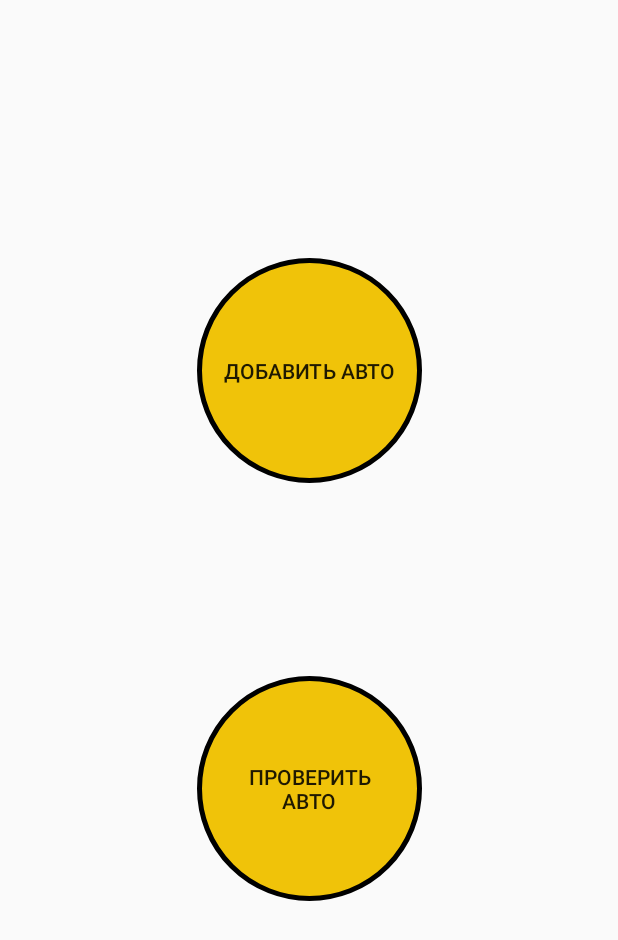
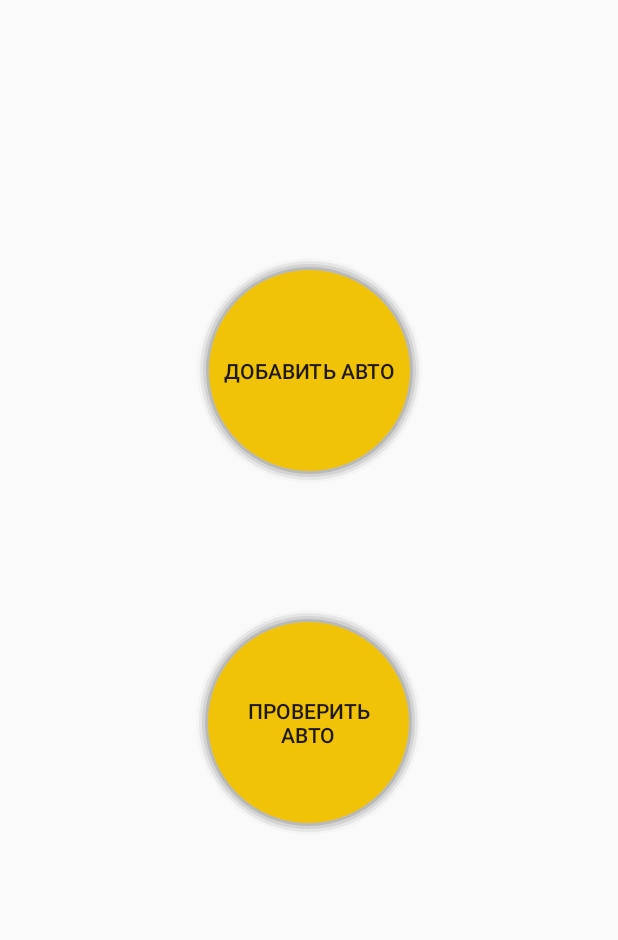
Before and after one commit to iopiopi1/MyFitness, an Android app: the LandingActivity screen opened directly, with no data from a screen before it, on a phone screen of 412 x 824 dp. Shown: the top 940 px of the screen. Run offline under Robolectric (Android 15) with nearby library versions, the phone set to English and light mode, and no system bars.

```diff
--- a/app/src/main/java/cardam2/cardam2/JsonTask.java
+++ b/app/src/main/java/cardam2/cardam2/JsonTask.java
@@ -153,6 +153,8 @@ public class JsonTask extends AsyncTask<Void, Void, String> {
                 for (int i = 0; i < imgs.length(); i++) {
                     ImageView targetImageView = new ImageView(mContext);
                     uqId = db.addUniqueId(db.dbMyFitness);
+                    targetImageView.setAdjustViewBounds(true);
+                    targetImageView.setScaleType(ImageView.ScaleType.CENTER_CROP);
                     targetImageView.setId(uqId);
                     images.add(targetImageView);
                     JSONObject jsonobject = imgs.getJSONObject(i);
--- a/app/src/main/res/drawable/button_bg_round.xml
+++ b/app/src/main/res/drawable/button_bg_round.xml
@@ -1,10 +1,33 @@
 <?xml version="1.0" encoding="utf-8"?>
-<selector xmlns:android="http://schemas.android.com/apk/res/android">
+<layer-list xmlns:android="http://schemas.android.com/apk/res/android">
     <item>
         <shape android:shape="oval">
-            <stroke android:color="#000000" android:width="3dp" />
+            <padding android:top="2dp" android:right="2dp" android:bottom="2dp" android:left="2dp" />
+            <solid android:color="#05000000" />
+        </shape>
+    </item>
+    <item>
+        <shape android:shape="oval">
+            <padding android:top="2dp" android:right="2dp" android:bottom="2dp" android:left="2dp" />
+            <solid android:color="#10000000" />
+        </shape>
+    </item>
+    <item>
+        <shape android:shape="oval">
+            <padding android:top="2dp" android:right="2dp" android:bottom="2dp" android:left="2dp" />
+            <solid android:color="#15000000" />
+        </shape>
+    </item>
+    <item>
+        <shape android:shape="oval">
+            <padding android:top="2dp" android:right="2dp" android:bottom="2dp" android:left="2dp" />
+            <solid android:color="#20000000" />
+        </shape>
+    </item>
+    <item>
+        <shape android:shape="oval">
             <solid android:color="#f0c309"/>
             <size android:width="120dp" android:height="120dp"/>
         </shape>
     </item>
-</selector>
+</layer-list>
--- a/app/src/main/res/layout/activity_landing.xml
+++ b/app/src/main/res/layout/activity_landing.xml
@@ -10,7 +10,7 @@
         android:id="@+id/search_button"
         android:layout_width="150dp"
         android:layout_height="150dp"
-        android:layout_marginBottom="8dp"
+        android:layout_marginBottom="96dp"
         android:layout_marginLeft="8dp"
         android:layout_marginRight="8dp"
         android:layout_marginTop="8dp"
@@ -18,10 +18,11 @@
         android:padding="15dp"
         android:text="Проверить авто"
         app:layout_constraintBottom_toBottomOf="parent"
+        app:layout_constraintHorizontal_bias="0.498"
         app:layout_constraintLeft_toLeftOf="parent"
         app:layout_constraintRight_toRightOf="parent"
-        app:layout_constraintTop_toTopOf="parent"
-        app:layout_constraintVertical_bias="0.673" />
+        app:layout_constraintTop_toBottomOf="@+id/add_button"
+        app:layout_constraintVertical_bias="0.31" />
 
     <Button
         android:id="@+id/add_button"
--- a/app/src/main/res/layout/appbar.xml
+++ b/app/src/main/res/layout/appbar.xml
@@ -55,8 +55,8 @@
 
 
     <View android:layout_width="match_parent"
-        android:layout_height="3dp"
-        android:background="@color/colorBlack"
+        android:layout_height="5dp"
+        android:background="@drawable/toolbar_dropshadow"
         />
 
 </android.support.design.widget.AppBarLayout>
--- a/app/src/main/res/values/colors.xml
+++ b/app/src/main/res/values/colors.xml
@@ -2,7 +2,7 @@
 <resources>
     <color name="colorPrimary">#ececec</color>
     <color name="colorPrimaryLight">#f7f7f7</color>
-    <color name="colorPrimaryDark">#303F9F</color>
+    <color name="colorPrimaryDark">#303f9f</color>
     <color name="colorAccent">#ff4081</color>
     <color name="colorDarkGreenMain">#20a8a8</color>
     <color name="colorWhite">#ffffff</color>
```
Also changed, not shown: app/src/main/java/cardam2/cardam2/PhotoActivity.java (+24 -1 lines), app/src/main/res/drawable/photochooser.xml (+28 -4 lines), app/src/main/res/drawable/toolbar_dropshadow.xml (added, +9 -0 lines), app/src/main/res/layout/activity_search.xml (+3 -5 lines), app/src/main/res/layout/content_photo.xml (+25 -31 lines), app/src/main/res/layout/content_view_regnum.xml (+29 -20 lines), 57 other files.
